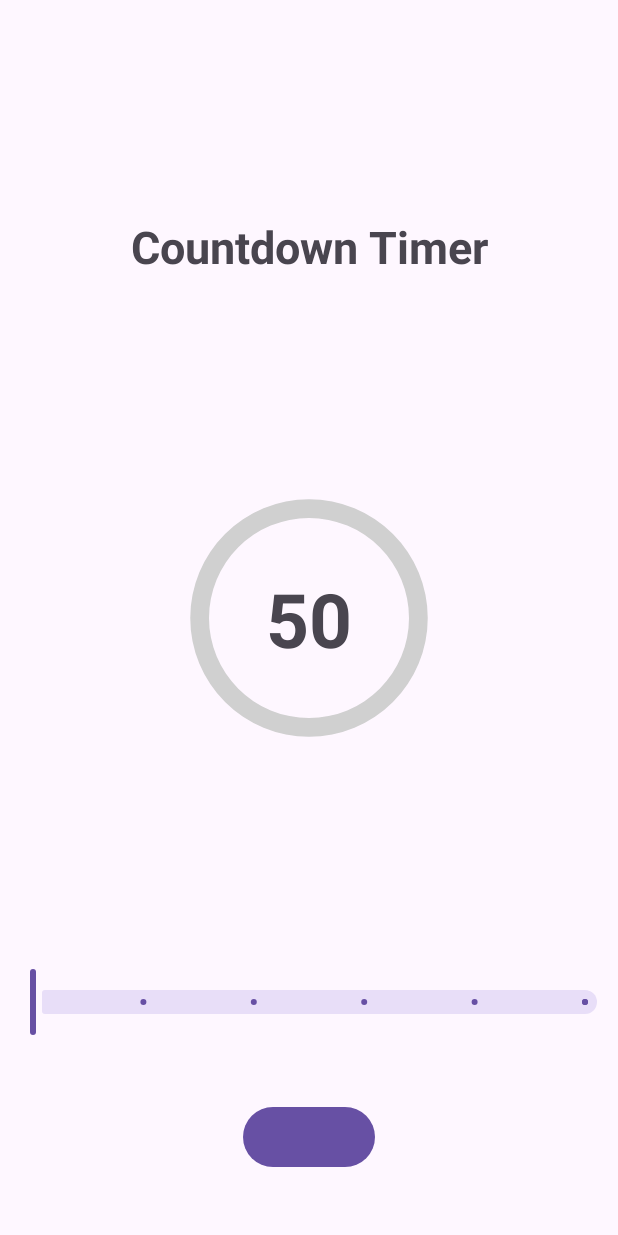
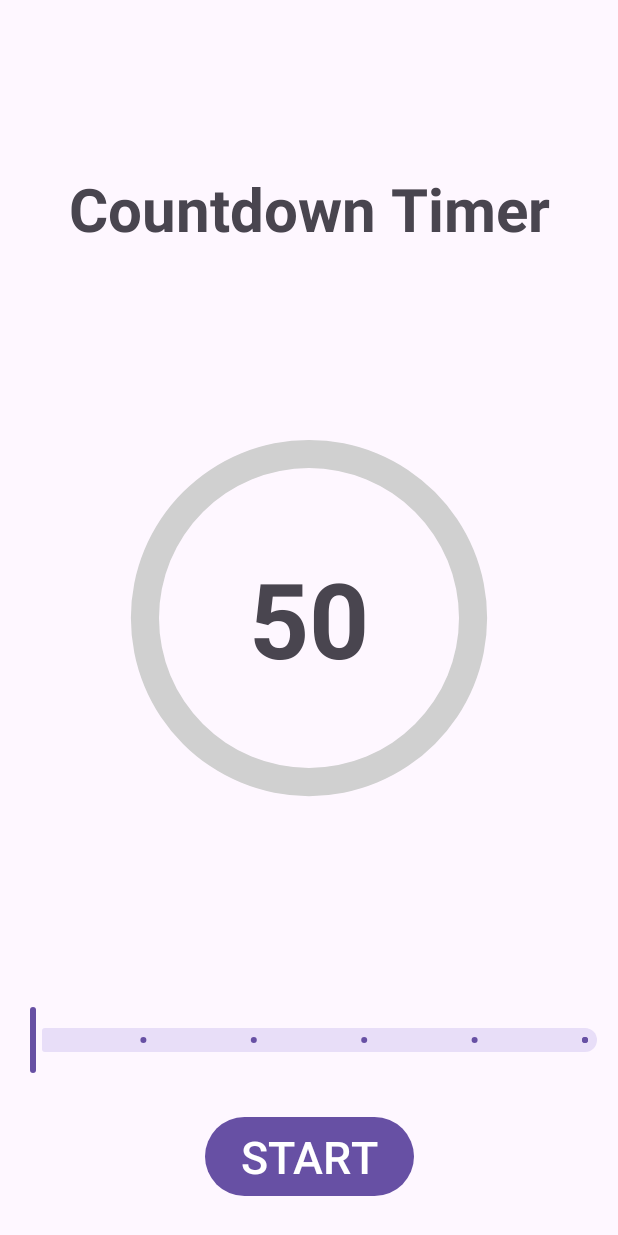
Before and after one commit to ILYA-NASA/Android-basic, an Android app: the layout activity_main.xml on its own in the app's theme, with its tools: preview values and no code run, on a phone screen of 412 x 824 dp. Run offline under Robolectric (Android 15) with nearby library versions, the phone set to English and light mode, and no system bars.

Commit message:
update view

```diff
--- a/18_Components/app/src/main/res/layout/activity_main.xml
+++ b/18_Components/app/src/main/res/layout/activity_main.xml
@@ -11,7 +11,7 @@
         android:layout_height="wrap_content"
         android:layout_marginTop="16dp"
         android:text="@string/countdown_timer"
-        android:textSize="30sp"
+        android:textSize="40sp"
         android:textStyle="bold"
         app:layout_constraintBottom_toTopOf="@+id/progressBarCircular"
         app:layout_constraintEnd_toEndOf="parent"
@@ -22,7 +22,7 @@
         android:id="@+id/textCounter"
         android:layout_width="wrap_content"
         android:layout_height="wrap_content"
-        android:textSize="50sp"
+        android:textSize="70sp"
         android:textStyle="bold"
         app:layout_constraintBottom_toBottomOf="@+id/progressBarCircular"
         app:layout_constraintEnd_toEndOf="@+id/progressBarCircular"
@@ -32,10 +32,9 @@
 
     <ProgressBar
         android:id="@+id/progressBarCircular"
-        android:layout_width="200dp"
-        android:layout_height="200dp"
+        android:layout_width="300dp"
+        android:layout_height="300dp"
         android:indeterminateOnly="false"
-        android:max="10"
         android:progressDrawable="@drawable/circle_progress"
         android:rotation="-90"
         app:layout_constraintBottom_toBottomOf="parent"
@@ -48,8 +47,8 @@
         android:layout_width="wrap_content"
         android:layout_height="wrap_content"
         android:stepSize="10"
-        android:valueFrom="0.0"
-        android:valueTo="50.0"
+        android:valueFrom="10.0"
+        android:valueTo="60.0"
         app:layout_constraintBottom_toBottomOf="parent"
         app:layout_constraintEnd_toEndOf="parent"
         app:layout_constraintTop_toBottomOf="@+id/progressBarCircular" />
@@ -59,6 +58,8 @@
         android:layout_width="wrap_content"
         android:layout_height="wrap_content"
         app:layout_constraintBottom_toBottomOf="parent"
+        android:textSize="30sp"
+        tools:text="START"
         app:layout_constraintEnd_toEndOf="parent"
         app:layout_constraintStart_toStartOf="parent"
         app:layout_constraintTop_toBottomOf="@+id/slider" />
```
